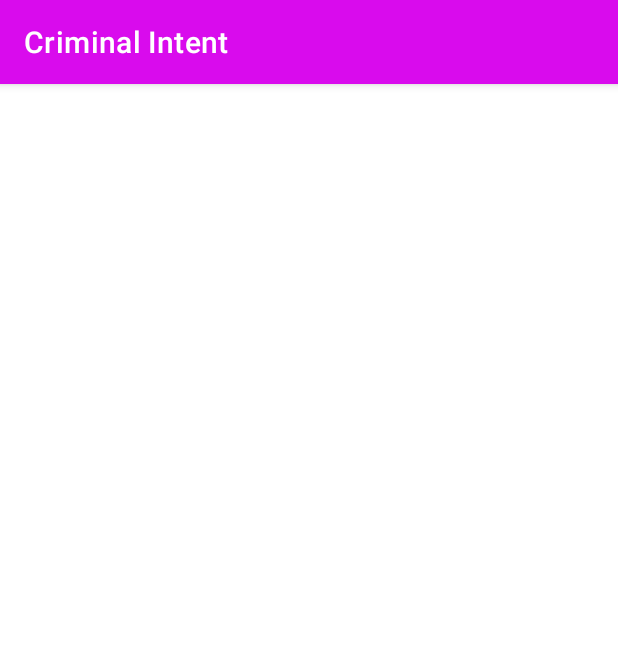
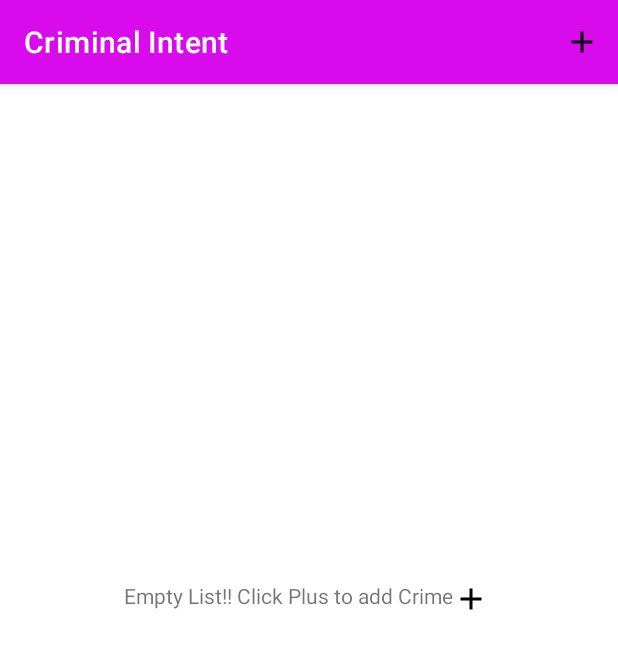
Before and after one commit to raviSaharan07/Criminal-Intent, an Android app: the screen it shows after launch (MainActivity), on a phone screen of 412 x 824 dp. Shown: the top 649 px of the screen. Run offline under Robolectric (Android 15) with nearby library versions, the phone set to English and light mode, and no system bars; our stand-ins replace Room's generated code.

Commit message:
Appbar with Add Crime Func Added

```diff
--- a/app/src/main/java/com/ravisaharan/criminalintent/CrimeListFragment.kt
+++ b/app/src/main/java/com/ravisaharan/criminalintent/CrimeListFragment.kt
@@ -3,8 +3,12 @@ package com.ravisaharan.criminalintent
 import android.os.Bundle
 import android.util.Log
 import android.view.LayoutInflater
+import android.view.Menu
+import android.view.MenuInflater
+import android.view.MenuItem
 import android.view.View
 import android.view.ViewGroup
+import androidx.core.view.MenuProvider
 import androidx.fragment.app.Fragment
 import androidx.fragment.app.viewModels
 import androidx.lifecycle.Lifecycle
@@ -15,6 +19,8 @@ import androidx.recyclerview.widget.LinearLayoutManager
 import com.ravisaharan.criminalintent.databinding.FragmentCrimeListBinding
 import kotlinx.coroutines.delay
 import kotlinx.coroutines.launch
+import java.util.Date
+import java.util.UUID
 
 private const val TAG= "CrimeListFragment"
 
@@ -50,12 +56,35 @@ class CrimeListFragment : Fragment() {
         viewLifecycleOwner.lifecycleScope.launch {
             viewLifecycleOwner.repeatOnLifecycle(Lifecycle.State.STARTED){
                 crimeListViewmodel.crimes.collect {crimes->
-                    binding.crimeRecyclerView.adapter = CrimeListAdapter(crimes){crimeId ->
-                        findNavController().navigate(CrimeListFragmentDirections.showCrimeDetail(crimeId))
+                    if(crimes.isEmpty()){
+                        binding.emptyViewTitle.setOnClickListener{
+                            showNewCrime()
+                        }
+                    }else{
+                        binding.emptyViewTitle.visibility=View.GONE
+                        binding.crimeRecyclerView.adapter = CrimeListAdapter(crimes){crimeId ->
+                            findNavController().navigate(CrimeListFragmentDirections.showCrimeDetail(crimeId))
+                    }
                     }
                 }
             }
         }
+
+        requireActivity().addMenuProvider(object : MenuProvider{
+            override fun onCreateMenu(menu: Menu, menuInflater: MenuInflater) {
+                menuInflater.inflate(R.menu.fragment_crime_list,menu)
+            }
+
+            override fun onMenuItemSelected(menuItem: MenuItem): Boolean {
+                return when(menuItem.itemId){
+                    R.id.new_crime ->{
+                        showNewCrime()
+                        true
+                    }
+                    else -> false
+                }
+            }
+        },viewLifecycleOwner)
     }
 
     override fun onDestroyView() {
@@ -63,4 +92,18 @@ class CrimeListFragment : Fragment() {
         _binding=null
         //binding.crimeRecyclerView.adapter=null
     }
+
+    private fun showNewCrime(){
+        viewLifecycleOwner.lifecycleScope.launch {
+            val newCrime = Crime(
+                id = UUID.randomUUID(),
+                title= "",
+                date= Date(),
+                isSolved = false
+            )
+
+            crimeListViewmodel.addCrime(newCrime)
+            findNavController().navigate(CrimeListFragmentDirections.showCrimeDetail(newCrime.id))
+        }
+    }
 }
--- a/app/src/main/java/com/ravisaharan/criminalintent/CrimeListViewmodel.kt
+++ b/app/src/main/java/com/ravisaharan/criminalintent/CrimeListViewmodel.kt
@@ -26,21 +26,9 @@ class CrimeListViewmodel : ViewModel() {
           }
         }
     }
-    /*
-        suspend fun loadCrimes(): List<Crime>{
-            val result= mutableListOf<Crime>()
-            delay(5000)
 
-            for(i in 0 until 100){
-                val crime=Crime(
-                    id= UUID.randomUUID(),
-                    title="Crime #$i",
-                    date= Date(),
-                    isSolved = i % 2 == 0)
+    suspend fun addCrime(crime: Crime) {
+        crimeRepository.addCrime(crime)
+    }
 
-                result+=crime
-            }
-            return result
-            return crimeRepository.getCrimes()
-            }*/
     }
--- a/app/src/main/java/com/ravisaharan/criminalintent/CrimeRepository.kt
+++ b/app/src/main/java/com/ravisaharan/criminalintent/CrimeRepository.kt
@@ -16,11 +16,15 @@ class CrimeRepository private constructor(context: Context,private val coroutine
 
     private val database : CrimeDatabase = Room.databaseBuilder(context.applicationContext,
         CrimeDatabase::class.java,
-        DATABASE_NAME).createFromAsset(DATABASE_NAME).build()
+        DATABASE_NAME)
+        //.createFromAsset(DATABASE_NAME)
+        .build()
 
     fun getCrimes() : Flow<List<Crime>> = database.crimeDao().getCrimes()
 
     suspend fun getCrime(id: UUID) : Crime = database.crimeDao().getCrime(id)
+
+    suspend fun addCrime(crime: Crime) = database.crimeDao().addCrime(crime)
 
     fun updateCrime(crime: Crime){
         coroutineScope.launch {
--- a/app/src/main/java/com/ravisaharan/criminalintent/database/CrimeDao.kt
+++ b/app/src/main/java/com/ravisaharan/criminalintent/database/CrimeDao.kt
@@ -1,6 +1,7 @@
 package com.ravisaharan.criminalintent.database
 
 import androidx.room.Dao
+import androidx.room.Insert
 import androidx.room.Query
 import androidx.room.Update
 import com.ravisaharan.criminalintent.Crime
@@ -18,4 +19,7 @@ interface CrimeDao {
 
     @Update
     suspend fun updateCrime(crime:Crime)
+
+    @Insert
+    suspend fun addCrime(crime:Crime)
 }
--- /dev/null
+++ b/app/src/main/res/drawable/ic_menu_add.xml
@@ -0,0 +1,5 @@
+<vector xmlns:android="http://schemas.android.com/apk/res/android" android:height="24dp" android:tint="#000000" android:viewportHeight="24" android:viewportWidth="24" android:width="24dp">
+
+    <path android:fillColor="@android:color/white" android:pathData="M19,13h-6v6h-2v-6H5v-2h6V5h2v6h6v2z"/>
+
+</vector>
--- a/app/src/main/res/layout/fragment_crime_list.xml
+++ b/app/src/main/res/layout/fragment_crime_list.xml
@@ -1,9 +1,34 @@
 <?xml version="1.0" encoding="utf-8"?>
-<androidx.recyclerview.widget.RecyclerView xmlns:android="http://schemas.android.com/apk/res/android"
+<androidx.constraintlayout.widget.ConstraintLayout xmlns:android="http://schemas.android.com/apk/res/android"
+    xmlns:app="http://schemas.android.com/apk/res-auto"
+    xmlns:tools="http://schemas.android.com/tools"
     android:layout_width="match_parent"
-    android:layout_height="match_parent"
-    xmlns:tools="http://schemas.android.com/tools"
-    android:id="@+id/crime_recycler_view"
-    android:clipToPadding="false"
-    tools:listitem="@layout/list_item_crime"
-    tools:itemCount="10"/>
+    android:layout_height="match_parent">
+
+    <androidx.recyclerview.widget.RecyclerView
+        android:id="@+id/crime_recycler_view"
+        android:layout_width="0dp"
+        android:layout_height="0dp"
+        android:clipToPadding="false"
+        app:layout_constraintBottom_toBottomOf="parent"
+        app:layout_constraintEnd_toEndOf="parent"
+        app:layout_constraintStart_toStartOf="parent"
+        app:layout_constraintTop_toTopOf="parent"
+        tools:itemCount="10"
+        tools:listitem="@layout/list_item_crime" />
+
+    <TextView
+        android:id="@+id/empty_view_title"
+        android:layout_width="wrap_content"
+        android:layout_height="wrap_content"
+        android:layout_marginStart="48dp"
+        android:layout_marginTop="128dp"
+        android:text="@string/empty_recycler_view"
+        app:drawableEndCompat="@drawable/ic_menu_add"
+        app:layout_constraintBottom_toBottomOf="parent"
+        app:layout_constraintEnd_toEndOf="parent"
+        app:layout_constraintHorizontal_bias="0.29"
+        app:layout_constraintStart_toStartOf="@+id/crime_recycler_view"
+        app:layout_constraintTop_toTopOf="@+id/crime_recycler_view"
+        app:layout_constraintVertical_bias="0.33" />
+</androidx.constraintlayout.widget.ConstraintLayout>
--- /dev/null
+++ b/app/src/main/res/menu/fragment_crime_list.xml
@@ -0,0 +1,12 @@
+<?xml version="1.0" encoding="utf-8"?>
+<menu xmlns:android="http://schemas.android.com/apk/res/android"
+    xmlns:app="http://schemas.android.com/apk/res-auto">
+
+    <item
+        android:id="@+id/new_crime"
+        android:title="@string/new_crime"
+        android:icon="@drawable/ic_menu_add"
+        app:showAsAction="ifRoom|withText"/>
+
+
+</menu>
--- a/app/src/main/res/values/strings.xml
+++ b/app/src/main/res/values/strings.xml
@@ -4,4 +4,6 @@
     <string name="crime_title_label">Title</string>
     <string name="crime_details_label">Details</string>
     <string name="crime_solved_label">Solved</string>
+    <string name="new_crime">New Crime</string>
+    <string name="empty_recycler_view">Empty List!! Click Plus to add Crime</string>
 </resources>
```
